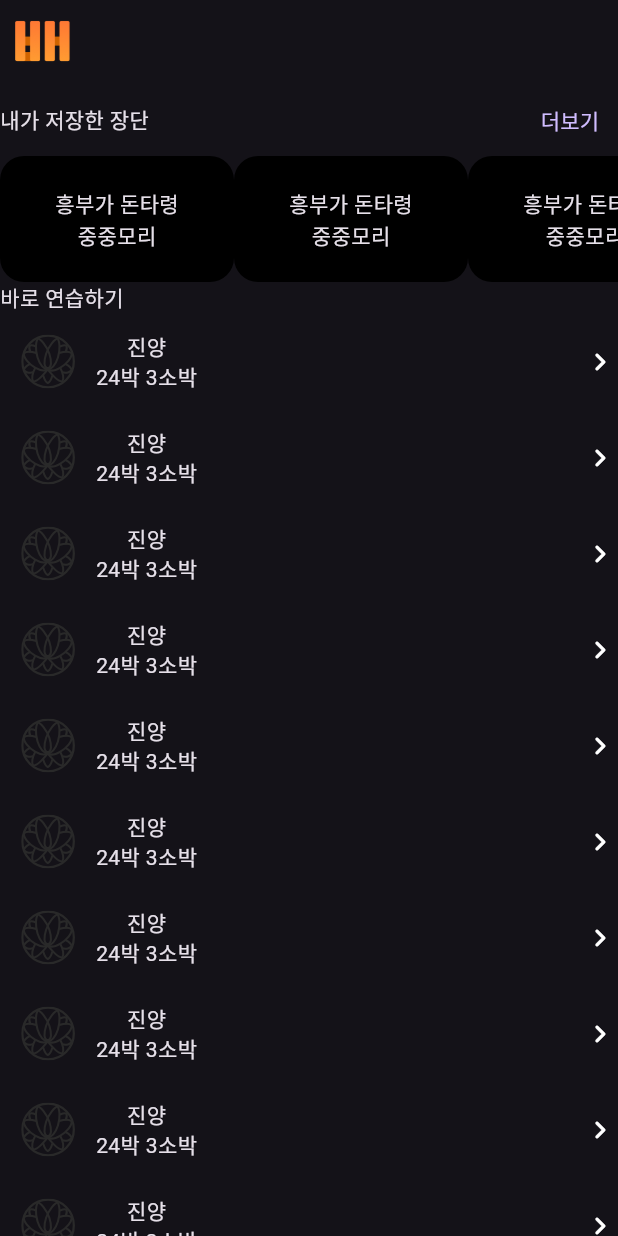
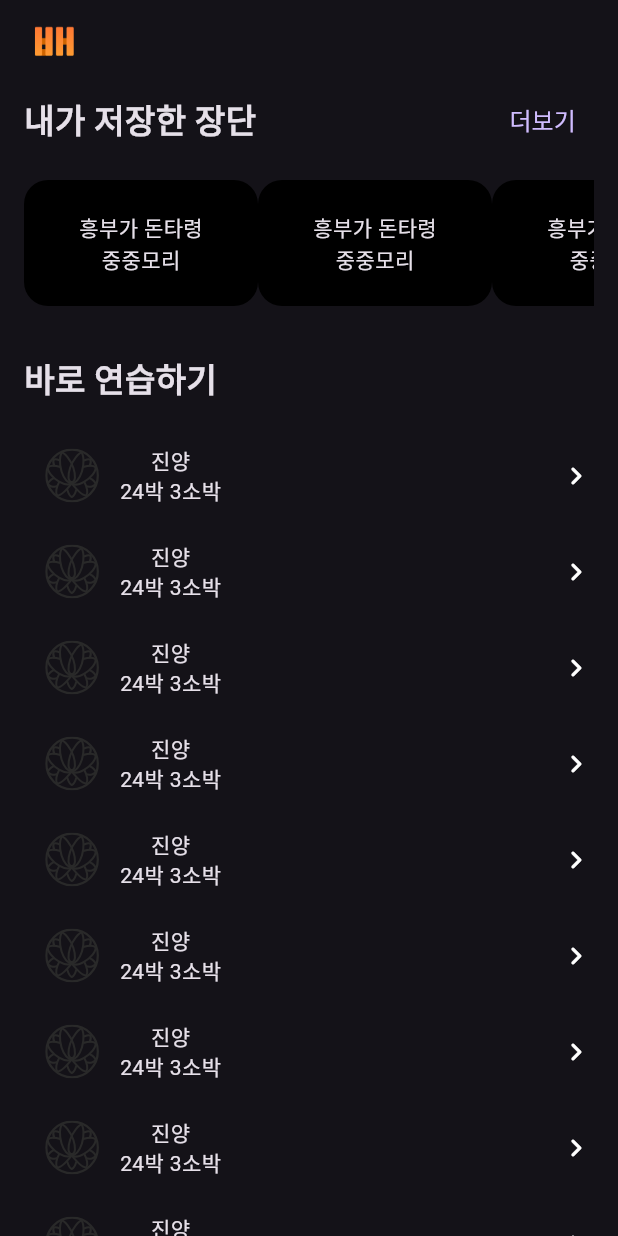
Before and after one commit to Team-Hanbae/Hanbae-Flutter, a Flutter app: the screen it shows after launch, on a phone screen of 412 x 824 dp. Run offline on Flutter 3.47's test engine with Material 3 defaults, Android fonts, the phone set to English and light mode, and no system bars; our stand-ins replace audioplayers, flutter_svg.

Commit message:
[feat] #13 폰트크기와 패딩

```diff
--- a/lib/presentation/home/home_screen.dart
+++ b/lib/presentation/home/home_screen.dart
@@ -10,13 +10,18 @@ class HomeScreen extends StatelessWidget {
   Widget build(BuildContext context) {
     return Scaffold(
       appBar: AppBar(
-        leading: SizedBox(
+        leading: Container(
+          margin: const EdgeInsets.only(left: 16),
+          child: SizedBox(
             width: 44,
             height: 44,
             child: Image.asset("assets/images/AppLogo.png"),
           ),
         ),
+      ),
       body: SingleChildScrollView(
+        child: Padding(
+          padding: const EdgeInsets.symmetric(horizontal: 16),
           child: Column(
             children: [
               Column(
@@ -24,10 +29,23 @@ class HomeScreen extends StatelessWidget {
                   Row(
                     mainAxisAlignment: MainAxisAlignment.spaceBetween,
                     children: [
-                    Text("내가 저장한 장단"),
-                    TextButton(onPressed: () {}, child: Text("더보기")),
+                      Text(
+                        "내가 저장한 장단",
+                        style: TextStyle(
+                          fontSize: 22,
+                          fontWeight: FontWeight.bold,
+                        ),
+                      ),
+                      TextButton(
+                        onPressed: () {},
+                        style: TextButton.styleFrom(minimumSize: Size(0, 40)),
+                        child: Text("더보기", style: TextStyle(fontSize: 16)),
+                      ),
                     ],
                   ),
+
+                  SizedBox(height: 16),
+
                   SizedBox(
                     height: 84,
                     child: ListView.builder(
@@ -53,9 +71,25 @@ class HomeScreen extends StatelessWidget {
                   ),
                 ],
               ),
+
+              SizedBox(height: 32),
+
               Column(
                 children: [
-                Row(children: [Text("바로 연습하기")]),
+                  Row(
+                    children: [
+                      Text(
+                        "바로 연습하기",
+                        style: TextStyle(
+                          fontSize: 22,
+                          fontWeight: FontWeight.bold,
+                        ),
+                      ),
+                    ],
+                  ),
+
+                  SizedBox(height: 16),
+
                   ListView.builder(
                     shrinkWrap: true,
                     physics: NeverScrollableScrollPhysics(),
@@ -93,6 +127,7 @@ class HomeScreen extends StatelessWidget {
             ],
           ),
         ),
+      ),
     );
   }
 }
```
Lines whose indentation alone changed are shown as unchanged.
